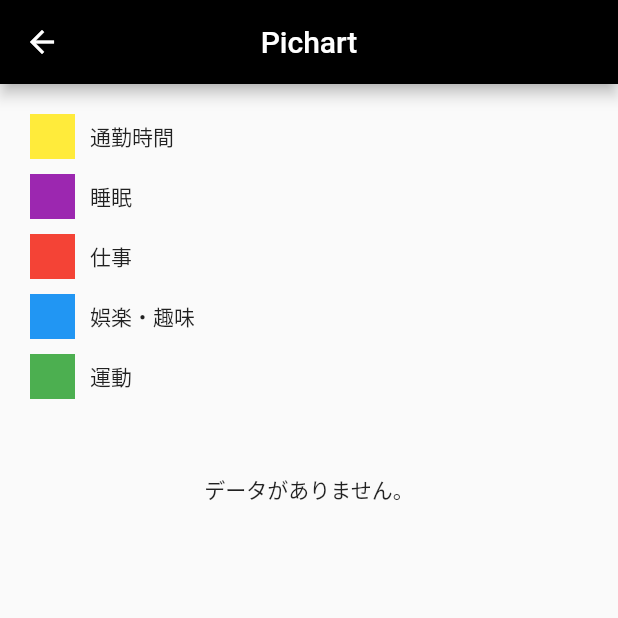
After one commit to kitashio/ore_chans_app, a Flutter app: the screen it shows after launch, after a tap on "PichartExample", on a phone screen of 412 x 824 dp, the top half of it. The commit adds this screen. Run offline on Flutter 3.47's test engine with Material 2 defaults, Android fonts, the phone set to English and light mode, and no system bars; our stand-ins replace cloud_firestore, dio, firebase_auth, firebase_core, fl_chart, flutter_riverpod and 4 more; accounts and stored records are empty; generated files the repository leaves out were written again.

Commit message:
feat: 円グラフの機能を作成

```diff
--- a/lib/widget_cookbook/ui/home_page.dart
+++ b/lib/widget_cookbook/ui/home_page.dart
@@ -1,10 +1,10 @@
 import 'package:flutter/material.dart';
 import 'package:ore_chans_app/widget_cookbook/extension/extension.dart';
-import 'package:ore_chans_app/widget_cookbook/ui/aspect_ratio/aspect_ratio_example.dart';
 import 'package:ore_chans_app/widget_cookbook/ui/form_validation/view/form_validation.dart';
+import 'package:ore_chans_app/widget_cookbook/ui/pichart/pichart_example.dart';
+import 'package:ore_chans_app/widget_cookbook/ui/profile/profile_page.dart';
 import 'package:ore_chans_app/widget_cookbook/ui/stepper/stepper_example.dart';
 import 'package:ore_chans_app/widget_cookbook/ui/widget/custom_elevated_button.dart';
-import 'package:ore_chans_app/widget_cookbook/ui/fractionally_sized_box/fractionally_sized_box.dart';
 
 class HomePage extends StatelessWidget {
   const HomePage({Key? key}) : super(key: key);
@@ -53,6 +53,32 @@ class HomePage extends StatelessWidget {
                 },
                 title: 'Stepper',
               ),
+              const SizedBox(
+                height: 10,
+              ),
+              CustomElevatedButton(
+                backgroundColor: Colors.black54,
+                foregroundColor: Colors.white,
+                width: 150,
+                height: 50,
+                onPressed: () {
+                  context.to(const ProfilePage());
+                },
+                title: 'Profile Page',
+              ),
+              const SizedBox(
+                height: 10,
+              ),
+              CustomElevatedButton(
+                backgroundColor: Colors.black54,
+                foregroundColor: Colors.white,
+                width: 150,
+                height: 50,
+                onPressed: () {
+                  context.to(const PichartExample());
+                },
+                title: 'PichartExample',
+              ),
             ],
           ),
         ),
--- /dev/null
+++ b/lib/widget_cookbook/ui/pichart/pichart_example.dart
@@ -0,0 +1,201 @@
+import 'package:cloud_firestore/cloud_firestore.dart';
+import 'package:fl_chart/fl_chart.dart';
+import 'package:flutter/material.dart';
+import 'package:flutter_riverpod/flutter_riverpod.dart';
+
+// ハードコーディングですけど、特定のドキュメントを取得するProviderを作成
+final pichartProvider = FutureProvider<DocumentSnapshot>((ref) async {
+  final docRef = FirebaseFirestore.instance
+      .collection('pichart')
+      .doc('BSuZjQmrgdad7fO4WcXy');
+  return docRef.get();
+});
+
+/// [円グラフのUIを作成]
+class PichartExample extends ConsumerWidget {
+  const PichartExample({Key? key}) : super(key: key);
+
+  @override
+  Widget build(BuildContext context, WidgetRef ref) {
+    final pichart = ref.watch(pichartProvider);
+    return Scaffold(
+      appBar: AppBar(
+        title: const Text('Pichart'),
+      ),
+      body: Column(
+        children: [
+          Padding(
+            padding: const EdgeInsets.only(left: 20, top: 20),
+            child: Column(
+              children: [
+                Row(
+                  children: [
+                    Container(
+                      width: 30,
+                      height: 30,
+                      color: Colors.yellow,
+                    ),
+                    const SizedBox(width: 10),
+                    const Text('通勤時間'),
+                  ],
+                ),
+                const SizedBox(height: 10),
+                Row(
+                  children: [
+                    Container(
+                      width: 30,
+                      height: 30,
+                      color: Colors.purple,
+                    ),
+                    const SizedBox(width: 10),
+                    const Text('睡眠'),
+                  ],
+                ),
+                const SizedBox(height: 10),
+                Row(
+                  children: [
+                    Container(
+                      width: 30,
+                      height: 30,
+                      color: Colors.red,
+                    ),
+                    const SizedBox(width: 10),
+                    const Text('仕事'),
+                  ],
+                ),
+                const SizedBox(height: 10),
+                Row(
+                  children: [
+                    Container(
+                      width: 30,
+                      height: 30,
+                      color: Colors.blue,
+                    ),
+                    const SizedBox(width: 10),
+                    const Text('娯楽・趣味'),
+                  ],
+                ),
+                const SizedBox(height: 10),
+                Row(
+                  children: [
+                    Container(
+                      width: 30,
+                      height: 30,
+                      color: Colors.green,
+                    ),
+                    const SizedBox(width: 10),
+                    const Text('運動'),
+                  ],
+                ),
+              ],
+            ),
+          ),
+          const SizedBox(height: 50),
+          pichart.when(
+            data: (db) {
+              // db.existsはドキュメントが存在するかどうかを判定するプロパティ
+              if (db.exists) {
+                // ドキュメントのデータを取得 (double型に変換)
+                final work = (db['work'] as num).toDouble();
+                final entertainment = (db['entertainment'] as num).toDouble();
+                final exercise = (db['exercise'] as num).toDouble();
+                final commutingTime = (db['commutingTime'] as num).toDouble();
+                final sleep = (db['sleep'] as num).toDouble();
+                // 円グラフのセクションを作成
+                final sections = [
+                  PieChartSectionData(
+                    color: Colors.red,
+                    value: work,
+                    showTitle: true,
+                    titleStyle: TextStyle(
+                      fontSize: 16,
+                      fontWeight: FontWeight.bold,
+                      color: Colors.white,
+                    ),
+                  ),
+                  PieChartSectionData(
+                    color: Colors.blue,
+                    value: entertainment,
+                    showTitle: true,
+                    titleStyle: TextStyle(
+                      fontSize: 16,
+                      fontWeight: FontWeight.bold,
+                      color: Colors.white,
+                    ),
+                  ),
+                  PieChartSectionData(
+                    color: Colors.green,
+                    value: exercise,
+                    showTitle: true,
+                    titleStyle: TextStyle(
+                      fontSize: 16,
+                      fontWeight: FontWeight.bold,
+                      color: Colors.white,
+                    ),
+                  ),
+                  PieChartSectionData(
+                    color: Colors.yellow,
+                    value: commutingTime,
+                    showTitle: true,
+                    titleStyle: TextStyle(
+                      fontSize: 16,
+                      fontWeight: FontWeight.bold,
+                      color: Colors.white,
+                    ),
+                  ),
+                  PieChartSectionData(
+                    color: Colors.purple,
+                    value: sleep,
+                    showTitle: true,
+                    titleStyle: TextStyle(
+                      fontSize: 16,
+                      fontWeight: FontWeight.bold,
+                      color: Colors.white,
+                    ),
+                  ),
+                ];
+
+                final pieChartData = PieChartData(
+                  sections: sections,
+                  sectionsSpace: 0, // 各セクション間のスペース
+                  // その他のカスタマイズ可能なオプションをここに追加
+                );
+
+                final pieChart = SizedBox(
+                    width: 250, height: 250, child: PieChart(pieChartData));
+
+                return Center(
+                  child: Column(
+                    mainAxisAlignment: MainAxisAlignment.center,
+                    children: [
+                      pieChart,
+                      const SizedBox(height: 20),
+                      TextButton(
+                        onPressed: () async {
+                          await ref.refresh(pichartProvider).when(
+                              data: (data) {},
+                              error: (error, stackTrace) {
+                                throw error;
+                              },
+                              loading: () => const CircularProgressIndicator());
+                          if (context.mounted) {
+                            Navigator.of(context).pop();
+                          }
+                        },
+                        child: const Text('戻る'),
+                      ),
+                    ],
+                  ),
+                );
+              } else {
+                return const Center(child: Text('データがありません。'));
+              }
+            },
+            error: (_, __) => const Center(child: Text('Error')),
+            loading: () => const Center(child: CircularProgressIndicator()),
+          )
+        ],
+      ),
+    );
+  }
+}
--- a/pubspec.yaml
+++ b/pubspec.yaml
@@ -31,6 +31,7 @@ dependencies:
   flutter:
     sdk: flutter
   flutter_riverpod: ^2.4.0
+  fl_chart: ^0.63.0
   dio: ^5.3.2 # retrofit用のhttpクライアントのdio
   firebase_auth: ^4.9.0
   firebase_core: ^2.15.1
```
Also changed, not shown: lib/widget_cookbook/ui/profile/profile_page.dart (added, +98 -0 lines), pubspec.lock.
